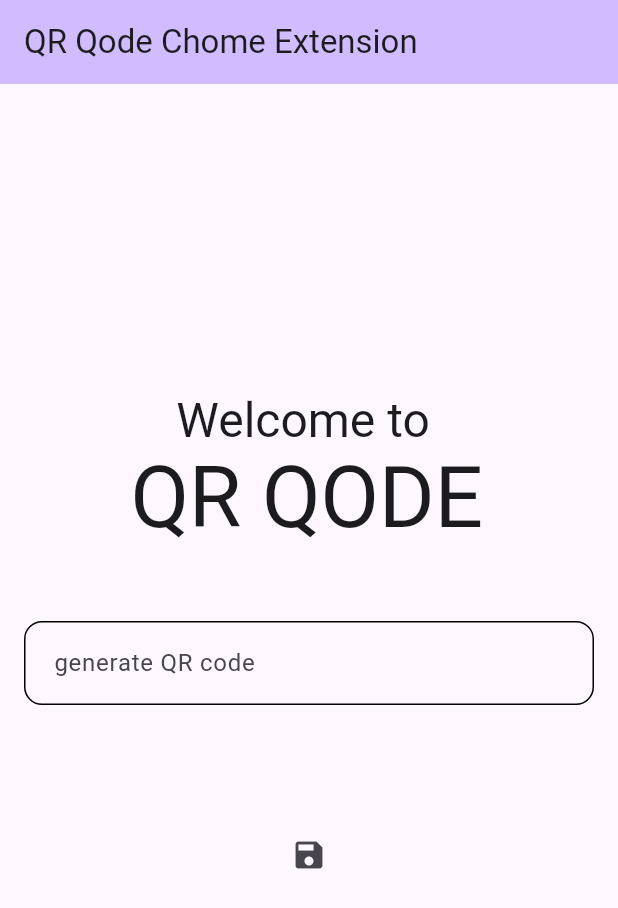
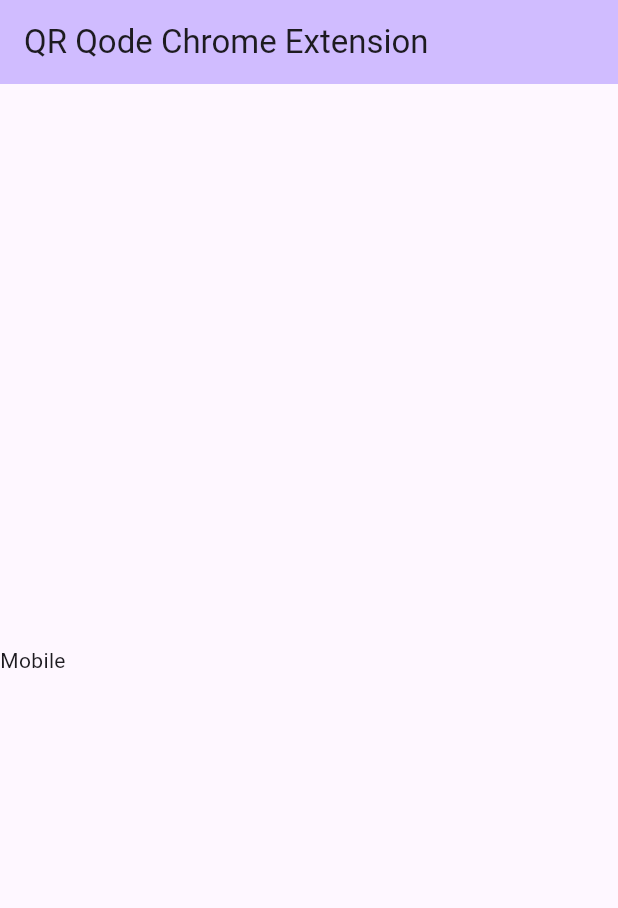
Before and after one commit to IHKodifier/qrq_chrome_extension, a Flutter app: the screen it shows after launch, on a phone screen of 412 x 824 dp. Shown: the top 908 px of the screen. Run offline on Flutter 3.47's test engine with Material 2 defaults, Android fonts, the light colour scheme and no system bars; our stand-ins replace qr_flutter, responsive_framework.

Commit message:
uping the features set

```diff
--- /dev/null
+++ b/lib/app.dart
@@ -0,0 +1,47 @@
+import 'package:flutter/material.dart';
+import 'package:qrq_chrome_extension/main.dart';
+import 'package:responsive_framework/breakpoint.dart';
+import 'package:responsive_framework/responsive_breakpoints.dart';
+
+class MyApp extends StatelessWidget {
+  const MyApp({super.key});
+
+  // This widget is the root of your application.
+  @override
+  Widget build(BuildContext context) {
+// ResponsiveWr
+    return MaterialApp(
+      builder: (context, child) => ResponsiveBreakpoints.builder(
+
+        child: child!,
+        breakpoints: [
+        const Breakpoint(start: 0, end: 650, name: MOBILE,),
+        const Breakpoint(start: 651, end: 1200, name: TABLET),
+        const Breakpoint(start: 1201, end: 1920, name: DESKTOP),
+        const Breakpoint(start: 1200, end: 1200, name: 'EXPAND_SIDE_PANEL') ,
+        const Breakpoint(start: 1921, end: double.infinity, name: '4K'),
+      ]),
+      title: 'QR Qode',
+      theme: ThemeData(
+        // This is the theme of your application.
+        //
+        // TRY THIS: Try running your application with "flutter run". You'll see
+        // the application has a blue toolbar. Then, without quitting the app,
+        // try changing the seedColor in the colorScheme below to Colors.green
+        // and then invoke "hot reload" (save your changes or press the "hot
+        // reload" button in a Flutter-supported IDE, or press "r" if you used
+        // the command line to start the app).
+        //
+        // Notice that the counter didn't reset back to zero; the application
+        // state is not lost during the reload. To reset the state, use hot
+        // restart instead.
+        //
+        // This works for code too, not just values: Most code changes can be
+        // tested with just a hot reload.
+        // colorScheme: ColorScheme.fromSeed(seedColor: Colors.deepPurple),
+        useMaterial3: true,
+      ),
+      home: const MyHomePage(title: 'QR Qode Chrome Extension'),
+    );
+  }
+}
--- a/lib/main.dart
+++ b/lib/main.dart
@@ -1,40 +1,11 @@
 import 'package:flutter/material.dart';
 import 'package:qr_flutter/qr_flutter.dart';
+import 'package:qrq_chrome_extension/app.dart';
+import 'package:responsive_framework/responsive_breakpoints.dart';
+import 'package:responsive_framework/responsive_framework.dart';
 
 void main() {
   runApp(const MyApp());
-}
-
-class MyApp extends StatelessWidget {
-  const MyApp({super.key});
-
-  // This widget is the root of your application.
-  @override
-  Widget build(BuildContext context) {
-    return MaterialApp(
-      title: 'QR Qode',
-      theme: ThemeData(
-        // This is the theme of your application.
-        //
-        // TRY THIS: Try running your application with "flutter run". You'll see
-        // the application has a blue toolbar. Then, without quitting the app,
-        // try changing the seedColor in the colorScheme below to Colors.green
-        // and then invoke "hot reload" (save your changes or press the "hot
-        // reload" button in a Flutter-supported IDE, or press "r" if you used
-        // the command line to start the app).
-        //
-        // Notice that the counter didn't reset back to zero; the application
-        // state is not lost during the reload. To reset the state, use hot
-        // restart instead.
-        //
-        // This works for code too, not just values: Most code changes can be
-        // tested with just a hot reload.
-        // colorScheme: ColorScheme.fromSeed(seedColor: Colors.deepPurple),
-        useMaterial3: true,
-      ),
-      home: const MyHomePage(title: 'QR Qode Chome Extension'),
-    );
-  }
 }
 
 class MyHomePage extends StatefulWidget {
@@ -126,55 +97,71 @@
 
   @override
   Widget build(BuildContext context) {
-    // This method is rerun every time setState is called, for instance as done
-    // by the _incrementCounter method above.
-    //
-    // The Flutter framework has been optimized to make rerunning build methods
-    // fast, so that you can just rebuild anything that needs updating rather
-    // than having to individually change instances of widgets.
     return Scaffold(
       appBar: AppBar(
-        // TRY THIS: Try changing the color here to a specific color (to
-        // Colors.amber, perhaps?) and trigger a hot reload to see the AppBar
-        // change color while the other colors stay the same.
         backgroundColor: Theme.of(context).colorScheme.inversePrimary,
-        // Here we take the value from the MyHomePage object that was created by
-        // the App.build method, and use it to set our appbar title.
         title: Text(widget.title),
       ),
       body: Center(
-        child: ListView(
-          // mainAxisAlignment: MainAxisAlignment.center,
-          // mainAxisSize: MainAxisSize.min,
-          shrinkWrap: true,
-          children: <Widget>[
-            welcomeToText(context),
-            qrQodeTitle(context),
-            const SizedBox(height: 50),
-            textBox(),
-            const SizedBox(height: 50),
-            qrText.isEmpty ? Container() : qrImageViewer(context),
-            LayoutBuilder(
-              builder: (context, constraints) =>
-               Container(
-                width: constraints.maxWidth/21,
-                height: 100,
-                child: IconButton(
-                  onPressed: onAddQRCode,
-                  icon: Icon(
-                    Icons.save,
-                  ),
-                ),
+        child: Container(
+          width: 900,
+          height: 650,
+          child: ResponsiveRowColumn(
+            layout: ResponsiveRowColumnType.ROW,
+            // width: 500,
+            children: [
+              ResponsiveRowColumnItem(
+                child: ResponsiveBreakpoints.of(context).isMobile
+                    ? const Text('Mobile')
+                    : Container(),
+                //  ListView(
+                // mainAxisAlignment: MainAxisAlignment.center,
+                //   // mainAxisSize: MainAxisSize.min,
+                //   shrinkWrap: true,
+                //   children: <Widget>[
+                //         ResponsiveBreakpoints.of(context).isMobile?const Text('Mobile'):Container(),
+                //         ResponsiveBreakpoints.of(context).isTablet?const Text('Tablet'):Container(),
+                //         ResponsiveBreakpoints.of(context).isDesktop?const Text('Desktop'):Container(),
+                //         // ResponsiveBreakpoints.of(context).is?Text('Mobile'):Container(),
+                //         // ResponsiveBreakpoints.of(context).smallerThan('TABLET')?Text('Less than tablet'):Container(),
+
+                //     welcomeToText(context),
+                //     qrQodeTitle(context),
+                //     const SizedBox(height: 50),
+                //     textBox(),
+                //     const SizedBox(height: 50),
+                //     qrText.isEmpty ? Container() : qrImageViewer(context),
+                //     LayoutBuilder(
+                //       builder: (context, constraints) =>
+                //        Container(
+                //         width: constraints.maxWidth/21,
+                //         height: 100,
+                //         child: IconButton(
+                //           onPressed: onAddQRCode,
+                //           icon: const Icon(
+                //             Icons.save,
+                //           ),
+                //         ),
+                //       ),
+                //     ),
+
+                //   ],
+                // ),
               ),
-            ),
-          ],
+              ResponsiveRowColumnItem(
+                child: ResponsiveBreakpoints.of(context).isTablet
+                    ? const Text('Tablet')
+                    : Container(),
+              ),
+              ResponsiveRowColumnItem(
+                child: ResponsiveBreakpoints.of(context).isDesktop
+                    ? const Text('Desktop')
+                    : Container(),
+              ),
+            ],
+          ),
         ),
       ),
-      // floatingActionButton:  const FloatingActionButton.extended(
-      //   onPressed: null,
-      //   label: Text('Save'),
-      //   icon: Icon(Icons.save_as_outlined,),
-      // ), // This trailing comma makes auto-formatting nicer for build methods.
     );
   }
 }
--- a/pubspec.yaml
+++ b/pubspec.yaml
@@ -36,6 +36,7 @@
   # Use with the CupertinoIcons class for iOS style icons.
   cupertino_icons: ^1.0.2
   qr_flutter: ^4.1.0
+  responsive_framework: ^1.1.1
 
 dev_dependencies:
   flutter_test:
```
Also changed, not shown: lib/widgets.dart (added), pubspec.lock, 1 other file.
